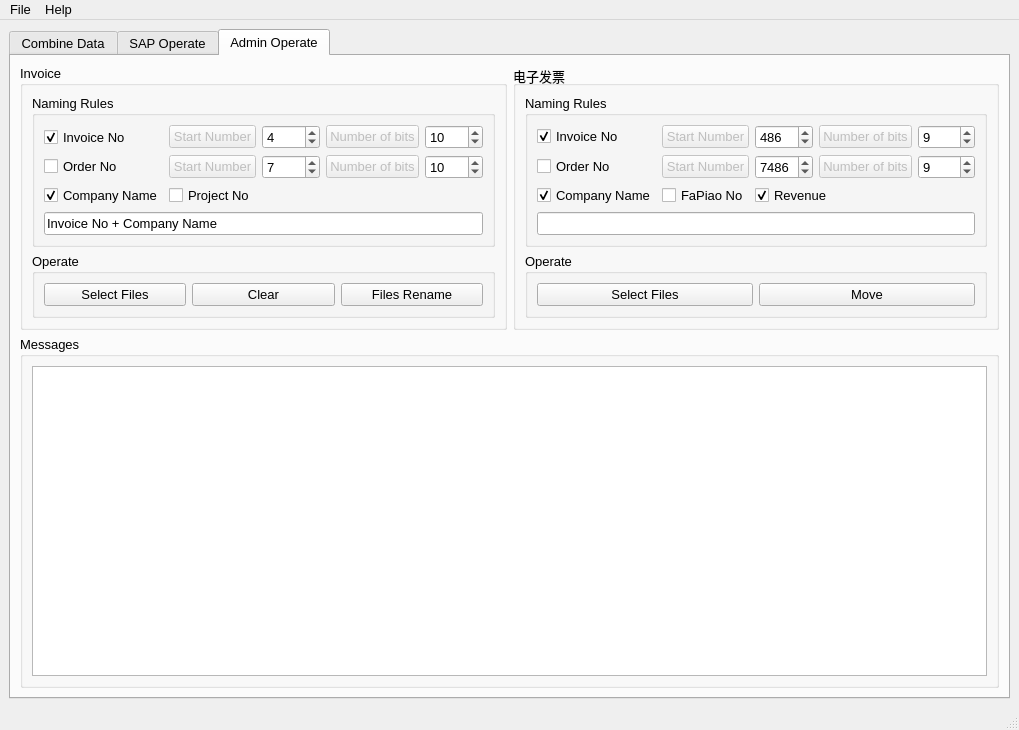
This is Sap_Operate_Ui.ui in chen-huai/Sap_Operation as Qt 5 draws it before an edit. The edited form follows.
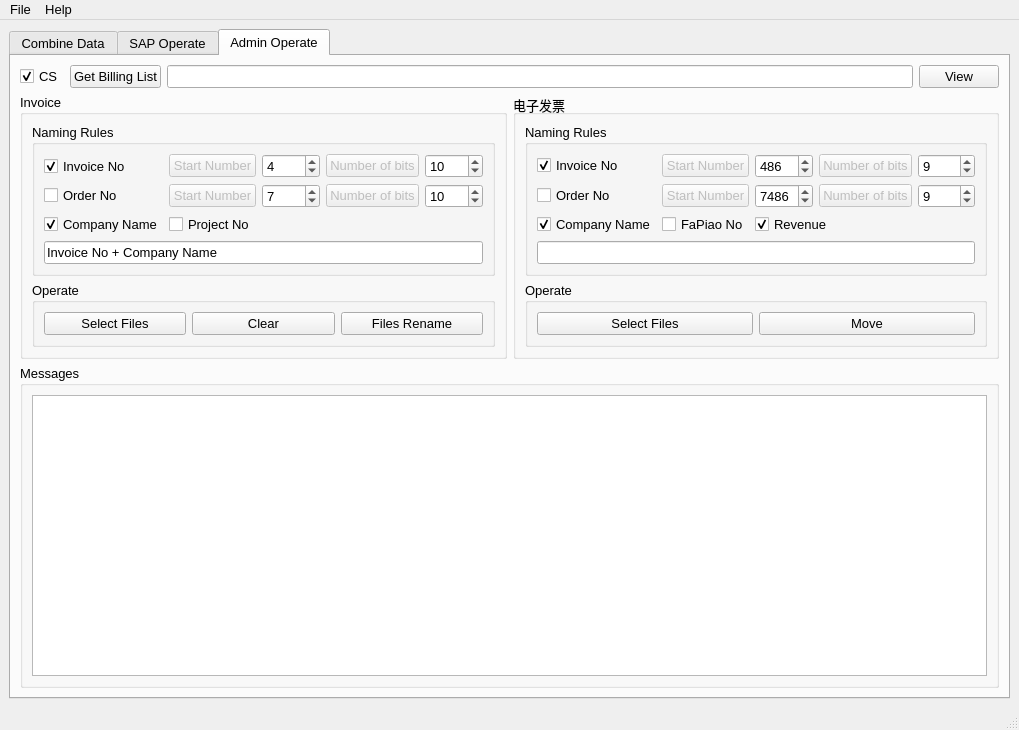
This is the edited form. The open tabs and pages were chosen to show the change. Icons and pictures are not drawn.

Commit message: 发票添加CS信息

```diff
--- a/Sap_Operate_Ui.ui
+++ b/Sap_Operate_Ui.ui
@@ -1776,7 +1776,7 @@
         <string>Admin Operate</string>
        </attribute>
        <layout class="QGridLayout" name="gridLayout_20">
-        <item row="0" column="0">
+        <item row="1" column="0">
          <widget class="QGroupBox" name="groupBox_17">
           <property name="title">
            <string>Invoice</string>
@@ -1996,7 +1996,7 @@
           </layout>
          </widget>
         </item>
-        <item row="0" column="1">
+        <item row="1" column="1">
          <widget class="QGroupBox" name="groupBox_19">
           <property name="sizePolicy">
            <sizepolicy hsizetype="Preferred" vsizetype="Preferred">
@@ -2182,7 +2182,38 @@
           </layout>
          </widget>
         </item>
-        <item row="1" column="0" colspan="2">
+        <item row="0" column="0" colspan="2">
+         <layout class="QHBoxLayout" name="horizontalLayout_3">
+          <item>
+           <widget class="QCheckBox" name="checkBox_25">
+            <property name="text">
+             <string>CS</string>
+            </property>
+            <property name="checked">
+             <bool>true</bool>
+            </property>
+           </widget>
+          </item>
+          <item>
+           <widget class="QPushButton" name="pushButton_58">
+            <property name="text">
+             <string>Get Billing List</string>
+            </property>
+           </widget>
+          </item>
+          <item>
+           <widget class="QLineEdit" name="lineEdit_25"/>
+          </item>
+          <item>
+           <widget class="QPushButton" name="pushButton_59">
+            <property name="text">
+             <string>View</string>
+            </property>
+           </widget>
+          </item>
+         </layout>
+        </item>
+        <item row="2" column="0" colspan="2">
          <widget class="QGroupBox" name="groupBox_11">
           <property name="title">
            <string>Messages</string>
```
Left out of the diff: 4 changed lines with no effect on the pictures. The commit also changes 2 other files.
